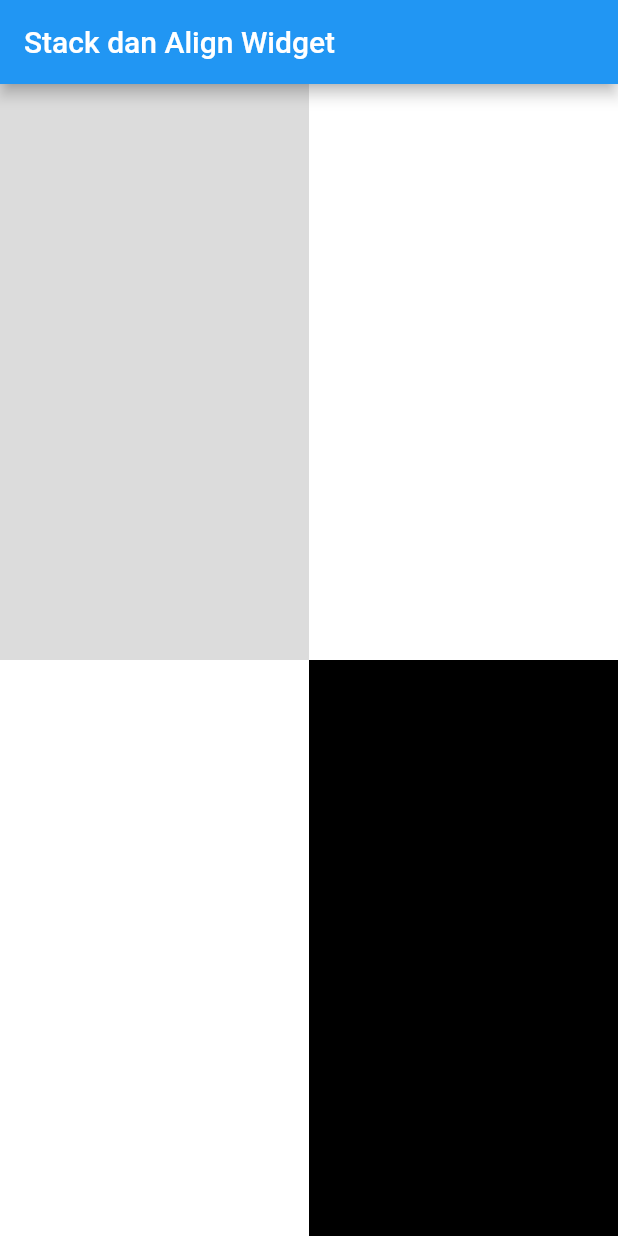
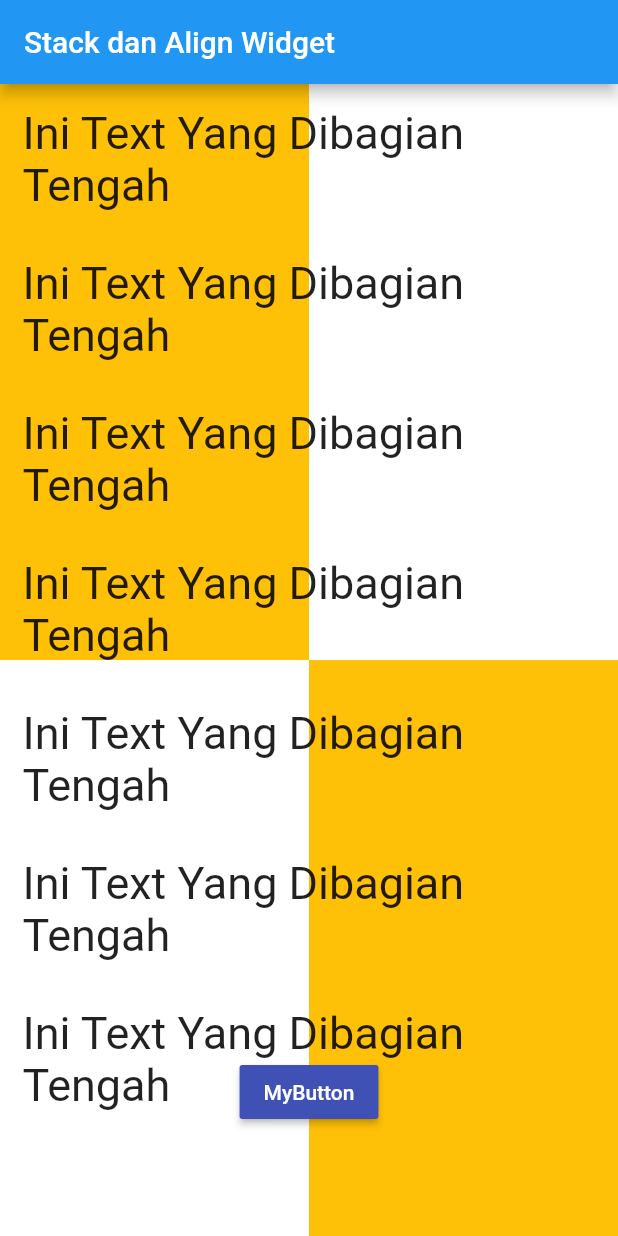
Before and after one commit to sinau-flutter/stack_and_align, a Flutter app: the screen it shows after launch, on a phone screen of 412 x 824 dp. Run offline on Flutter 3.47's test engine with Material 2 defaults, Android fonts, the phone set to English and light mode, and no system bars.

Commit message:
Adding ListView and Align Button

```diff
--- a/lib/main.dart
+++ b/lib/main.dart
@@ -21,7 +21,7 @@ class MyApp extends StatelessWidget {
                       Flexible(
                         flex: 1,
                         child: Container(
-                          color: Colors.black12,
+                          color: Colors.amber,
                         ),
                       ),
                       Flexible(
@@ -46,13 +46,81 @@ class MyApp extends StatelessWidget {
                       Flexible(
                         flex: 1,
                         child: Container(
-                          color: Colors.black,
+                          color: Colors.amber,
                         ),
                       )
                     ],
                   ),
                 )
               ],
+            ),
+            ListView(
+              children: <Widget>[
+                Column(
+                  children: <Widget>[
+                    Container(
+                      margin: EdgeInsets.all(15),
+                      child: Text(
+                        'Ini Text Yang Dibagian Tengah',
+                        style: TextStyle(fontSize: 30),
+                      ),
+                    ),
+                    Container(
+                      margin: EdgeInsets.all(15),
+                      child: Text(
+                        'Ini Text Yang Dibagian Tengah',
+                        style: TextStyle(fontSize: 30),
+                      ),
+                    ),
+                    Container(
+                      margin: EdgeInsets.all(15),
+                      child: Text(
+                        'Ini Text Yang Dibagian Tengah',
+                        style: TextStyle(fontSize: 30),
+                      ),
+                    ),
+                    Container(
+                      margin: EdgeInsets.all(15),
+                      child: Text(
+                        'Ini Text Yang Dibagian Tengah',
+                        style: TextStyle(fontSize: 30),
+                      ),
+                    ),
+                    Container(
+                      margin: EdgeInsets.all(15),
+                      child: Text(
+                        'Ini Text Yang Dibagian Tengah',
+                        style: TextStyle(fontSize: 30),
+                      ),
+                    ),
+                    Container(
+                      margin: EdgeInsets.all(15),
+                      child: Text(
+                        'Ini Text Yang Dibagian Tengah',
+                        style: TextStyle(fontSize: 30),
+                      ),
+                    ),
+                    Container(
+                      margin: EdgeInsets.all(15),
+                      child: Text(
+                        'Ini Text Yang Dibagian Tengah',
+                        style: TextStyle(fontSize: 30),
+                      ),
+                    )
+                  ],
+                )
+              ],
+            ),
+            Align(
+              alignment: Alignment(0, 0.8),
+              child: RaisedButton(
+                child: Text(
+                  'MyButton',
+                  style: TextStyle(color: Colors.white),
+                ),
+                onPressed: () {},
+                color: Colors.indigo,
+              ),
             )
           ],
         ),
```
